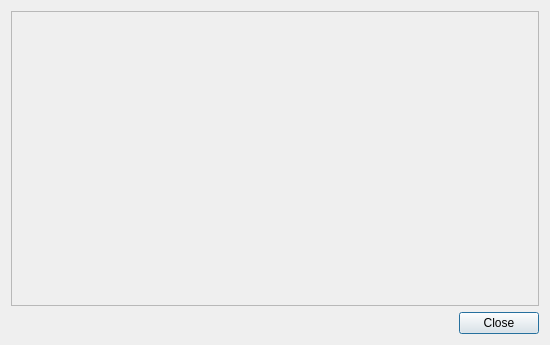
This is ui/gpu_processes_overview_dialog.ui in AlexandrAlexeev7119/NvCtrl-linux as Qt 5 draws it before an edit. The edited form follows.
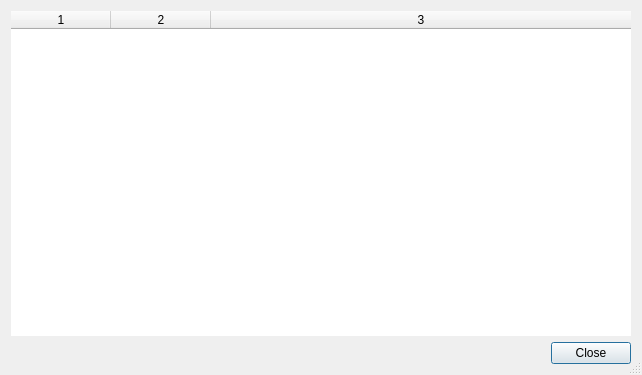
This is the edited form.

Commit message: implemented basic processes view, fix issues in NVML

Patch:
```diff
--- a/ui/gpu_processes_overview_dialog.ui
+++ b/ui/gpu_processes_overview_dialog.ui
@@ -6,31 +6,23 @@
    <rect>
     <x>0</x>
     <y>0</y>
-    <width>550</width>
-    <height>345</height>
+    <width>600</width>
+    <height>375</height>
    </rect>
   </property>
+  <property name="sizePolicy">
+   <sizepolicy hsizetype="Preferred" vsizetype="Preferred">
+    <horstretch>0</horstretch>
+    <verstretch>0</verstretch>
+   </sizepolicy>
+  </property>
   <property name="windowTitle">
    <string>GWEpp: GPU processes overview</string>
   </property>
+  <property name="sizeGripEnabled">
+   <bool>true</bool>
+  </property>
   <layout class="QGridLayout" name="gridLayout">
-   <item row="0" column="0">
-    <widget class="QScrollArea" name="scrollArea">
-     <property name="widgetResizable">
-      <bool>true</bool>
-     </property>
-     <widget class="QWidget" name="scrollAreaWidgetContents">
-      <property name="geometry">
-       <rect>
-        <x>0</x>
-        <y>0</y>
-        <width>530</width>
-        <height>294</height>
-       </rect>
-      </property>
-     </widget>
-    </widget>
-   </item>
    <item row="1" column="0">
     <widget class="QDialogButtonBox" name="buttonBox">
      <property name="orientation">
@@ -44,6 +36,115 @@
      </property>
     </widget>
    </item>
+   <item row="0" column="0">
+    <widget class="QTableWidget" name="tableWidget_proc_info">
+     <property name="sizePolicy">
+      <sizepolicy hsizetype="MinimumExpanding" vsizetype="Preferred">
+       <horstretch>0</horstretch>
+       <verstretch>0</verstretch>
+      </sizepolicy>
+     </property>
+     <property name="focusPolicy">
+      <enum>Qt::StrongFocus</enum>
+     </property>
+     <property name="frameShape">
+      <enum>QFrame::NoFrame</enum>
+     </property>
+     <property name="frameShadow">
+      <enum>QFrame::Plain</enum>
+     </property>
+     <property name="lineWidth">
+      <number>0</number>
+     </property>
+     <property name="verticalScrollBarPolicy">
+      <enum>Qt::ScrollBarAsNeeded</enum>
+     </property>
+     <property name="horizontalScrollBarPolicy">
+      <enum>Qt::ScrollBarAsNeeded</enum>
+     </property>
+     <property name="sizeAdjustPolicy">
+      <enum>QAbstractScrollArea::AdjustToContents</enum>
+     </property>
+     <property name="editTriggers">
+      <set>QAbstractItemView::NoEditTriggers</set>
+     </property>
+     <property name="alternatingRowColors">
+      <bool>false</bool>
+     </property>
+     <property name="selectionMode">
+      <enum>QAbstractItemView::NoSelection</enum>
+     </property>
+     <property name="textElideMode">
+      <enum>Qt::ElideRight</enum>
+     </property>
+     <property name="verticalScrollMode">
+      <enum>QAbstractItemView::ScrollPerItem</enum>
+     </property>
+     <property name="horizontalScrollMode">
+      <enum>QAbstractItemView::ScrollPerItem</enum>
+     </property>
+     <property name="showGrid">
+      <bool>true</bool>
+     </property>
+     <property name="gridStyle">
+      <enum>Qt::SolidLine</enum>
+     </property>
+     <property name="sortingEnabled">
+      <bool>true</bool>
+     </property>
+     <property name="wordWrap">
+      <bool>true</bool>
+     </property>
+     <property name="cornerButtonEnabled">
+      <bool>true</bool>
+     </property>
+     <property name="rowCount">
+      <number>0</number>
+     </property>
+     <property name="columnCount">
+      <number>3</number>
+     </property>
+     <attribute name="horizontalHeaderVisible">
+      <bool>true</bool>
+     </attribute>
+     <attribute name="horizontalHeaderCascadingSectionResizes">
+      <bool>false</bool>
+     </attribute>
+     <attribute name="horizontalHeaderMinimumSectionSize">
+      <number>65</number>
+     </attribute>
+     <attribute name="horizontalHeaderDefaultSectionSize">
+      <number>100</number>
+     </attribute>
+     <attribute name="horizontalHeaderHighlightSections">
+      <bool>true</bool>
+     </attribute>
+     <attribute name="horizontalHeaderShowSortIndicator" stdset="0">
+      <bool>true</bool>
+     </attribute>
+     <attribute name="horizontalHeaderStretchLastSection">
+      <bool>true</bool>
+     </attribute>
+     <attribute name="verticalHeaderVisible">
+      <bool>true</bool>
+     </attribute>
+     <attribute name="verticalHeaderCascadingSectionResizes">
+      <bool>false</bool>
+     </attribute>
+     <attribute name="verticalHeaderHighlightSections">
+      <bool>false</bool>
+     </attribute>
+     <attribute name="verticalHeaderShowSortIndicator" stdset="0">
+      <bool>false</bool>
+     </attribute>
+     <attribute name="verticalHeaderStretchLastSection">
+      <bool>false</bool>
+     </attribute>
+     <column/>
+     <column/>
+     <column/>
+    </widget>
+   </item>
   </layout>
  </widget>
  <resources/>
```
The commit also changes 6 other files.
